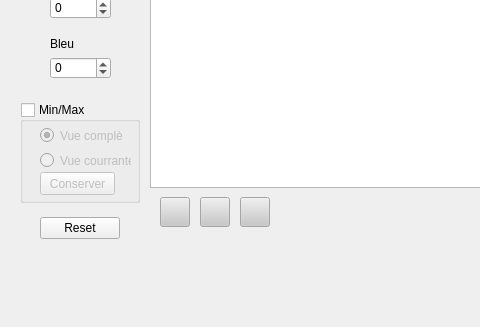
Direction-des-inventaires-forestiers/StereoPhoto, file Rehaussement/ui-Rehaussement.ui: the form before one commit; both pictures show x 0 to 480 and y 423 to 750 of the 1070 by 750 pixel window.
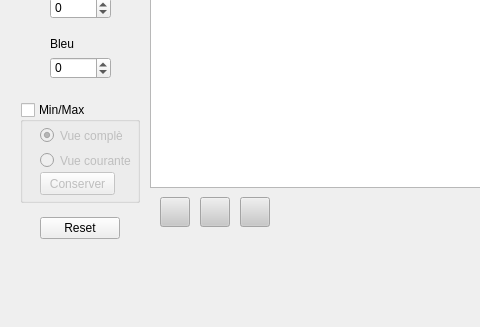
The form after the commit. Icons and pictures are not drawn.

Diff of the .ui file:
```diff
--- a/Rehaussement/ui-Rehaussement.ui
+++ b/Rehaussement/ui-Rehaussement.ui
@@ -552,7 +552,7 @@
       </rect>
      </property>
      <property name="text">
-      <string>Vue courrante</string>
+      <string>Vue courante</string>
      </property>
     </widget>
     <widget class="QPushButton" name="currentStatusButton">
```
